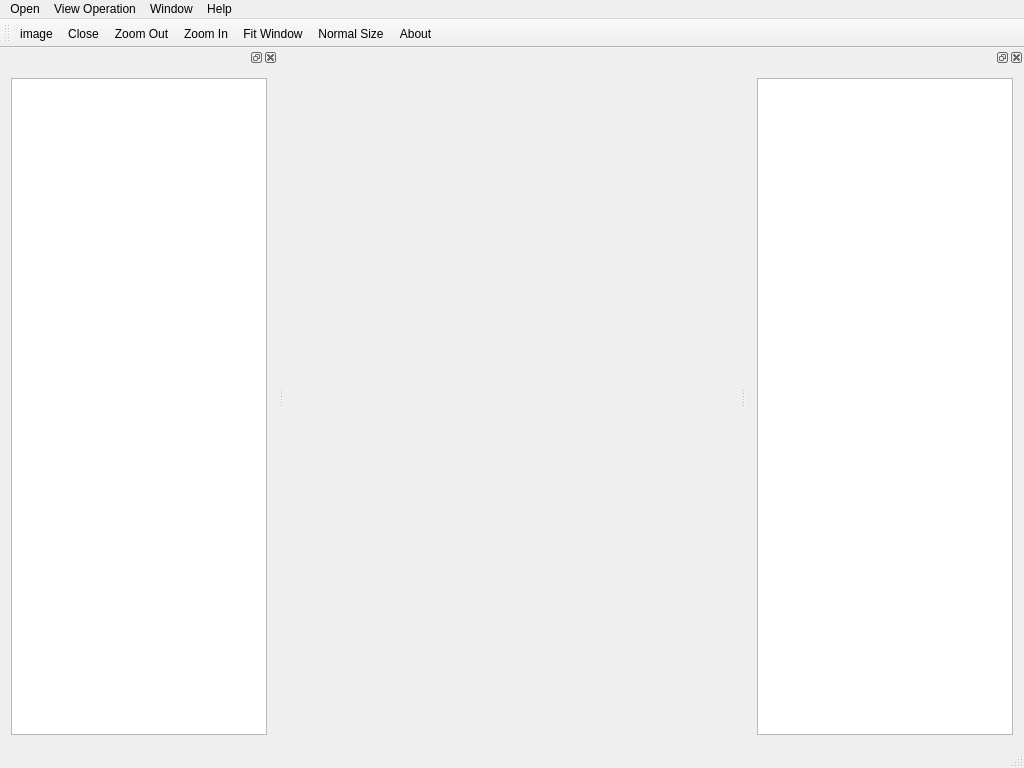
Qt form ImgTest/imgtest.ui (Kamosphere/Mygeo) before a commit.
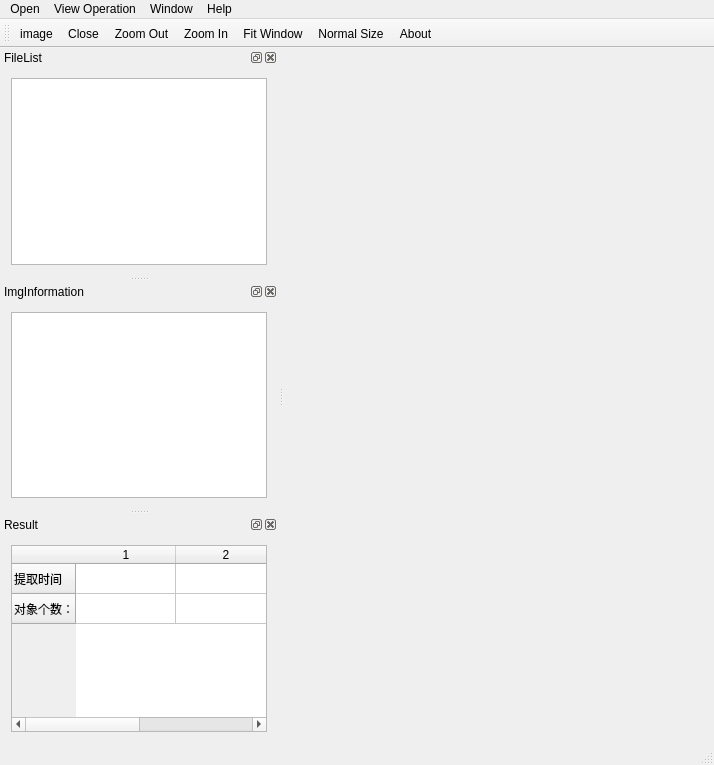
The same form after that commit.

```diff
--- a/ImgTest/imgtest.ui
+++ b/ImgTest/imgtest.ui
@@ -6,8 +6,8 @@
    <rect>
     <x>0</x>
     <y>0</y>
-    <width>1024</width>
-    <height>768</height>
+    <width>714</width>
+    <height>765</height>
    </rect>
   </property>
   <property name="windowTitle">
@@ -34,6 +34,15 @@
   </widget>
   <widget class="QStatusBar" name="statusBar"/>
   <widget class="QDockWidget" name="FileListDockWidget">
+   <property name="minimumSize">
+    <size>
+     <width>200</width>
+     <height>111</height>
+    </size>
+   </property>
+   <property name="windowTitle">
+    <string>FileList</string>
+   </property>
    <attribute name="dockWidgetArea">
     <number>1</number>
    </attribute>
@@ -50,8 +59,11 @@
    </widget>
   </widget>
   <widget class="QDockWidget" name="inforDockWidget">
+   <property name="windowTitle">
+    <string>ImgInformation</string>
+   </property>
    <attribute name="dockWidgetArea">
-    <number>2</number>
+    <number>1</number>
    </attribute>
    <widget class="QWidget" name="dockWidgetContents_2">
     <layout class="QVBoxLayout" name="verticalLayout">
@@ -73,7 +85,7 @@
     <rect>
      <x>0</x>
      <y>0</y>
-     <width>1024</width>
+     <width>714</width>
      <height>23</height>
     </rect>
    </property>
@@ -113,6 +125,42 @@
    <addaction name="menuWindow"/>
    <addaction name="menuAbout"/>
   </widget>
+  <widget class="QDockWidget" name="extraction_result">
+   <property name="windowTitle">
+    <string>Result</string>
+   </property>
+   <attribute name="dockWidgetArea">
+    <number>1</number>
+   </attribute>
+   <widget class="QWidget" name="dockWidgetContents_4">
+    <layout class="QFormLayout" name="formLayout">
+     <item row="0" column="0" colspan="2">
+      <widget class="QTableWidget" name="tableWidget">
+       <row>
+        <property name="text">
+         <string>提取时间</string>
+        </property>
+       </row>
+       <row>
+        <property name="text">
+         <string>对象个数：</string>
+        </property>
+       </row>
+       <column>
+        <property name="text">
+         <string>1</string>
+        </property>
+       </column>
+       <column>
+        <property name="text">
+         <string>2</string>
+        </property>
+       </column>
+      </widget>
+     </item>
+    </layout>
+   </widget>
+  </widget>
   <action name="actionImage">
    <property name="text">
     <string>image</string>
```
Left out of the diff: 1 changed line with no effect on the pictures.
